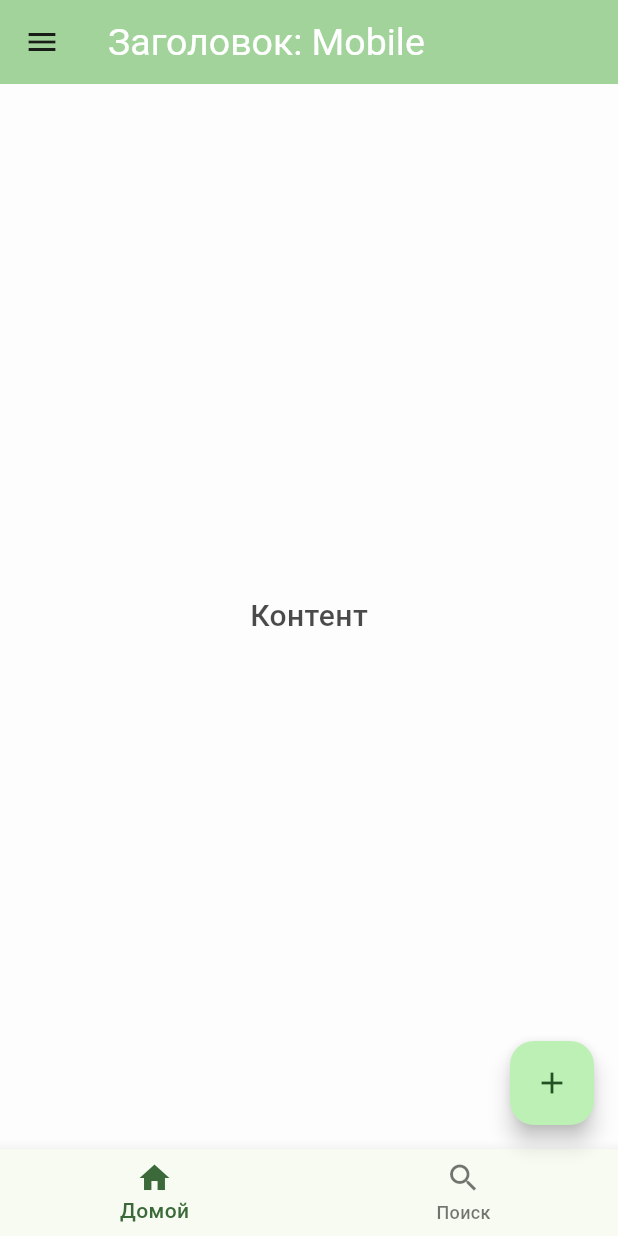
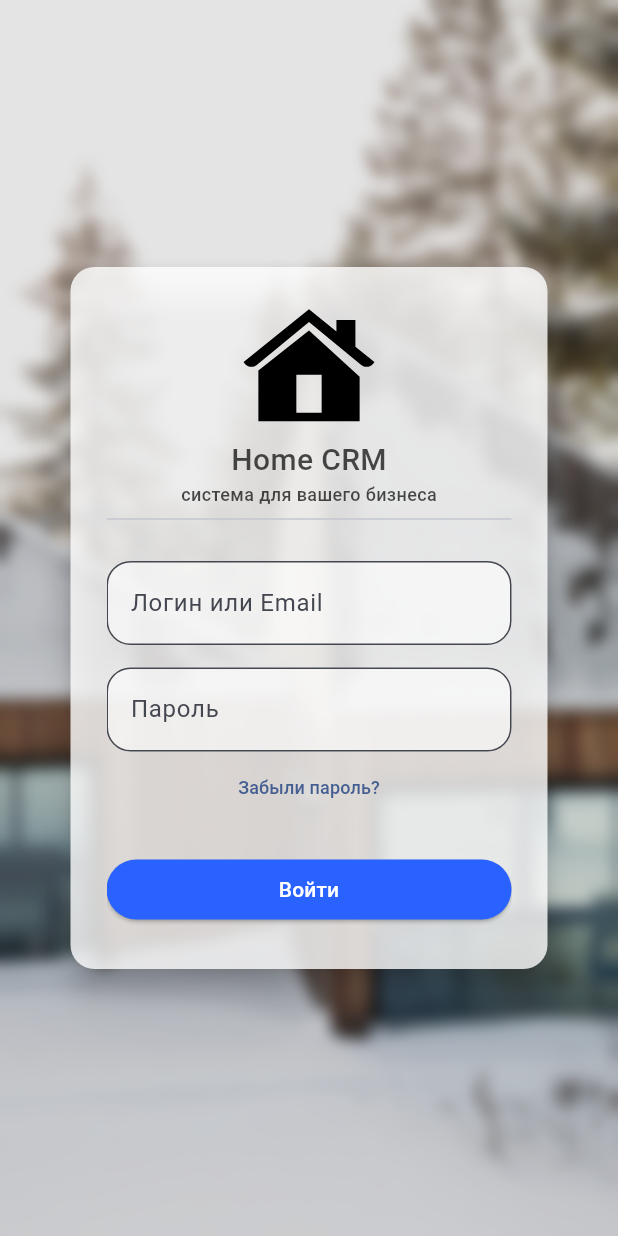
Before and after one commit to DDobrovolskiy/home-crm, a Flutter app: the screen it shows after launch, on a phone screen of 412 x 824 dp. Run offline on Flutter 3.47's test engine with Material 3 defaults, Android fonts, the phone set to English and light mode, and no system bars; our stand-ins replace device_preview, dio, flutter_svg, shared_preferences.

Commit message:
login page

```diff
--- a/home_crm_front/lib/crm_app.dart
+++ b/home_crm_front/lib/crm_web.dart
@@ -10,8 +10,8 @@ import 'package:home_crm_front/theme/theme.dart';
 
 import 'cookie/cookie_handler.dart';
 
-class CrmApp extends StatelessWidget {
-  const CrmApp({super.key});
+class CrmWeb extends StatelessWidget {
+  const CrmWeb({super.key});
 
   @override
   Widget build(BuildContext context) {
--- /dev/null
+++ b/home_crm_front/lib/domain/login/login_page.dart
@@ -0,0 +1,228 @@
+import 'package:flutter/material.dart';
+import 'package:flutter/physics.dart';
+import 'dart:ui'; // Для эффектов размытия
+// import 'package:flutter/simulation.dart'; // Для симуляции физики
+import 'package:flutter/animation.dart';
+import 'package:flutter_svg/svg.dart'; // Для анимации
+
+class LoginPage extends StatefulWidget {
+  @override
+  _LoginPageState createState() => _LoginPageState();
+}
+
+class _LoginPageState extends State<LoginPage>
+    with SingleTickerProviderStateMixin {
+  late AnimationController _controller;
+  late Animation<double> _parallaxOffset;
+
+  @override
+  void initState() {
+    super.initState();
+
+    // Настройка контроллера анимации
+    _controller = AnimationController(
+      vsync: this,
+      duration: Duration(seconds: 10),
+      reverseDuration: Duration(seconds: 10),
+    );
+
+    // Создание анимации смещения параллакса
+    // final Simulation simulation = SpringSimulation(SpringDescription(mass: 1, stiffness: 100, damping: 1), 0.0, 100.0, 0.0);
+    _parallaxOffset =
+        Tween(begin: 0.0, end: 100.0).animate(
+          CurvedAnimation(
+            parent: _controller,
+            curve: Curves.linear,
+            reverseCurve: Curves.linear,
+          ),
+        )..addListener(() {
+          if (_parallaxOffset.value >= 100.0) {
+            _controller.reverse();
+          }
+          if (_parallaxOffset.value <= 0.0) {
+            _controller.forward();
+          }
+        });
+
+    // Запуск анимации
+    _controller.forward();
+  }
+
+  @override
+  void dispose() {
+    _controller.dispose();
+    super.dispose();
+  }
+
+  @override
+  Widget build(BuildContext context) {
+    return SafeArea(
+      child: AnimatedBuilder(
+        animation: _parallaxOffset,
+        builder: (context, child) {
+          return Stack(
+            fit: StackFit.expand,
+            children: [
+              Transform.scale(
+                scale: 1.3,
+                child: Transform.translate(
+                  offset: Offset(
+                    _parallaxOffset.value * 0.5,
+                    _parallaxOffset.value * 0.2,
+                  ),
+                  child: Image.asset(
+                    'assets/common/background2.jpg',
+                    fit: BoxFit.cover,
+                  ),
+                ),
+              ),
+
+              // Второй слой: Размытый фильтр и полупрозрачный черный оттенок
+              BackdropFilter(
+                filter: ImageFilter.blur(sigmaX: 5, sigmaY: 5),
+                child: Container(color: Colors.black.withOpacity(0.1)),
+              ),
+
+              // Третий слой: Центрированное диалоговое окно авторизации
+              Align(
+                alignment: Alignment.center,
+                child: Container(
+                  width: 350,
+                  height: 500,
+                  // Фиксированная ширина окна
+                  constraints: BoxConstraints(
+                    maxWidth: 350,
+                    minWidth: 350,
+                    minHeight: 500,
+                    maxHeight: 500,
+                  ),
+                  // Ограничение максимальной ширины
+                  child: Card(
+                    shape: RoundedRectangleBorder(
+                      borderRadius: BorderRadius.circular(16.0),
+                    ),
+                    margin: const EdgeInsets.all(16.0),
+                    elevation: 8.0,
+                    color: Colors.white.withOpacity(0.8),
+                    child: Padding(
+                      padding: const EdgeInsets.all(24.0),
+                      child: SingleChildScrollView(
+                        child: Column(
+                          mainAxisAlignment: MainAxisAlignment.center,
+                          mainAxisSize: MainAxisSize.min,
+                          children: [
+                            SvgPicture.asset(
+                              "assets/common/house.svg",
+                              height: 90,
+                              width: 90,
+                            ),
+                            // Заголовок окна
+                            const Text(
+                              'Home CRM',
+                              // style: TextStyle(
+                              //   fontSize: 24,
+                              //   fontWeight: FontWeight.bold,
+                              //   color: Colors.black,
+                              // ),
+                            ),
+                            const Text(
+                              'система для вашего бизнеса',
+                              style: TextStyle(fontSize: 12),
+                            ),
+                            const Divider(thickness: 1.0),
+                            const SizedBox(height: 20),
+
+                            // Поле ввода логина
+                            _buildLoginField(),
+                            const SizedBox(height: 15),
+
+                            // Поле ввода пароля
+                            _buildPasswordField(),
+
+                            TextButton(
+                              onPressed: () {},
+                              child: const Text(
+                                'Забыли пароль?',
+                                style: TextStyle(fontSize: 12),
+                              ),
+                            ),
+                            const SizedBox(height: 20),
+                            // Кнопка входа
+                            ElevatedButton(
+                              style: ButtonStyle(
+                                fixedSize: WidgetStateProperty.all(
+                                  Size.fromWidth(420),
+                                ),
+                                backgroundColor: WidgetStateProperty.all(
+                                  Colors.blueAccent.shade700,
+                                ),
+                                // Заливка серым цветом
+                                foregroundColor: WidgetStateProperty.all(
+                                  Colors.white,
+                                ), // Белый текст на кнопке
+                              ),
+                              onPressed: () {},
+                              child: const Text('Войти'),
+                            ),
+                            const SizedBox(height: 10),
+
+                            // Ссылка на восстановление пароля
+                            TextButton(
+                              style: ButtonStyle(
+                                fixedSize: WidgetStateProperty.all(
+                                  Size.fromWidth(420),
+                                ),
+                                backgroundColor: WidgetStateProperty.all(
+                                  Colors.white,
+                                ),
+                                foregroundColor: WidgetStateProperty.all(
+                                  Colors.grey.shade700,
+                                ),
+                              ),
+                              onPressed: () {},
+                              child: const Text('Регистрация'),
+                            ),
+                          ],
+                        ),
+                      ),
+                    ),
+                  ),
+                ),
+              ),
+            ],
+          );
+        },
+      ),
+    );
+  }
+
+  // Вспомогательные методы для построения полей ввода
+  Widget _buildLoginField() {
+    return TextField(
+      decoration: const InputDecoration(
+        labelText: 'Логин или Email',
+        border: OutlineInputBorder(
+          borderRadius: BorderRadius.all(Radius.circular(16.0)),
+        ),
+        filled: true,
+        fillColor: Colors.white60,
+      ),
+      style: const TextStyle(color: Colors.black),
+    );
+  }
+
+  Widget _buildPasswordField() {
+    return TextField(
+      obscureText: true,
+      decoration: const InputDecoration(
+        labelText: 'Пароль',
+        border: OutlineInputBorder(
+          borderRadius: BorderRadius.all(Radius.circular(16.0)),
+        ),
+        filled: true,
+        fillColor: Colors.white60,
+      ),
+      style: const TextStyle(color: Colors.black),
+    );
+  }
+}
--- a/home_crm_front/lib/main.dart
+++ b/home_crm_front/lib/main.dart
@@ -1,10 +1,10 @@
 import 'package:flutter/material.dart';
 import 'package:dio/dio.dart';
 import 'package:home_crm_front/cookie/cookie_handler.dart';
-import 'package:home_crm_front/crm_app.dart';
+import 'package:home_crm_front/crm_web.dart';
 import 'dart:convert';
 import 'package:http/http.dart' as http;
 
 void main() {
-  runApp(const CrmApp());
+  runApp(const CrmWeb());
 }
--- a/home_crm_front/lib/router/router.dart
+++ b/home_crm_front/lib/router/router.dart
@@ -1,8 +1,11 @@
 import 'package:flutter/cupertino.dart';
 import 'package:flutter/material.dart';
 import 'package:home_crm_front/domain/home/home_page.dart';
+import 'package:home_crm_front/domain/login/login_page.dart';
 
-final routes = {"/": (context) => HomePage(title: 'CRM Demo Home Page')};
+final routes = {
+  "/login": (context) => HomePage(title: 'CRM Demo Home Page'),
+  "/": (context) => LoginPage()};
 
 Route<dynamic>? generateRoute(settings) {
   if (settings.name == "/house") {
--- a/home_crm_front/lib/theme/theme.dart
+++ b/home_crm_front/lib/theme/theme.dart
@@ -6,12 +6,12 @@ import 'package:flutter/material.dart';
 
 final defaultTheme = ThemeData(
   // primarySwatch: Colors.amber,
-  colorScheme: ColorScheme.fromSeed(seedColor: Colors.green),
-  scaffoldBackgroundColor: Color.fromRGBO(253, 253, 253, 255),
+  colorScheme: ColorScheme.fromSeed(seedColor: Colors.blueAccent),
+  scaffoldBackgroundColor: Colors.white70,
   dividerColor: Colors.white30,
   listTileTheme: ListTileThemeData(iconColor: Colors.black45),
   appBarTheme: AppBarTheme(
-    backgroundColor: Color.fromRGBO(253, 253, 253, 255),
+    backgroundColor: Colors.indigo,
     titleTextStyle: TextStyle(color: Colors.white, fontSize: 25),
   ),
   textTheme: TextTheme(
```
Also changed, not shown: home_crm_front/pubspec.yaml (+6 -35 lines), home_crm_front/assets/common/background.png (added), home_crm_front/assets/common/background1.jpg (added), home_crm_front/assets/common/background2.jpg (added), home_crm_front/assets/common/house.svg (added), home_crm_front/assets/common/logo.png (added), home_crm_front/pubspec.lock.
